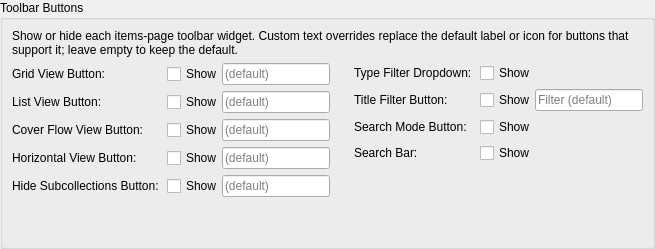
Qt form src/ui/dialogs/settings/toolbarpanel.ui (EtherAura/Kartend) before a commit.
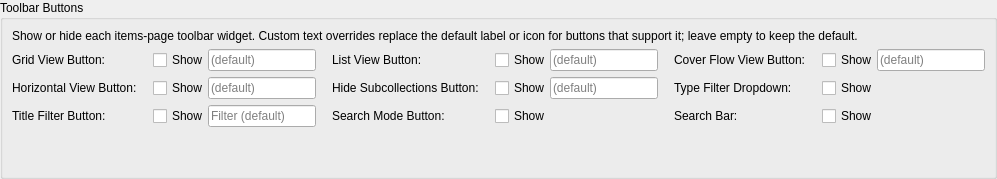
The same form after that commit.

Commit message: feat(settings): pack section fields into even multi-column grids

```diff
--- a/src/ui/dialogs/settings/toolbarpanel.ui
+++ b/src/ui/dialogs/settings/toolbarpanel.ui
@@ -18,22 +18,10 @@
        </widget>
       </item>
       <item>
-       <layout class="QHBoxLayout" name="toolbarRowLayout">
-        <property name="spacing"><number>24</number></property>
-        <item>
-         <widget class="QWidget" name="toolbarColLeft" native="true">
-          <property name="sizePolicy">
-           <sizepolicy hsizetype="Expanding" vsizetype="Preferred"><horstretch>0</horstretch><verstretch>0</verstretch></sizepolicy>
-          </property>
-          <layout class="QFormLayout" name="toolbarFormLeft">
-           <property name="formAlignment"><set>Qt::AlignmentFlag::AlignLeft|Qt::AlignmentFlag::AlignTop</set></property>
-           <property name="horizontalSpacing"><number>8</number></property>
+       <!-- Nine button toggles in a three-by-three grid (three-column section). -->
+       <layout class="QGridLayout" name="toolbarFormLayout">
+        <property name="horizontalSpacing"><number>16</number></property>
            <property name="verticalSpacing"><number>6</number></property>
-           <property name="leftMargin"><number>0</number></property>
-           <property name="topMargin"><number>0</number></property>
-           <property name="rightMargin"><number>0</number></property>
-           <property name="bottomMargin"><number>0</number></property>
-           <property name="fieldGrowthPolicy"><enum>QFormLayout::FieldGrowthPolicy::FieldsStayAtSizeHint</enum></property>
            <item row="0" column="0">
             <widget class="QLabel" name="toolbarGridViewLabel"><property name="text"><string>Grid View Button:</string></property></widget>
            </item>
@@ -43,88 +31,68 @@
              <item><widget class="QLineEdit" name="toolbarGridViewTextEdit"><property name="placeholderText"><string>(default)</string></property><property name="toolTip"><string>Custom label or icon character; leave blank to keep the default.</string></property></widget></item>
             </layout>
            </item>
-           <item row="1" column="0">
+        <item row="0" column="2">
             <widget class="QLabel" name="toolbarListViewLabel"><property name="text"><string>List View Button:</string></property></widget>
            </item>
-           <item row="1" column="1">
+        <item row="0" column="3">
             <layout class="QHBoxLayout" name="toolbarListViewLayout">
              <item><widget class="QCheckBox" name="toolbarListViewVisibleCheckBox"><property name="text"><string>Show</string></property></widget></item>
              <item><widget class="QLineEdit" name="toolbarListViewTextEdit"><property name="placeholderText"><string>(default)</string></property><property name="toolTip"><string>Custom label or icon character; leave blank to keep the default.</string></property></widget></item>
             </layout>
            </item>
-           <item row="2" column="0">
+        <item row="0" column="4">
             <widget class="QLabel" name="toolbarCoverFlowViewLabel"><property name="text"><string>Cover Flow View Button:</string></property></widget>
            </item>
-           <item row="2" column="1">
+        <item row="0" column="5">
             <layout class="QHBoxLayout" name="toolbarCoverFlowViewLayout">
              <item><widget class="QCheckBox" name="toolbarCoverFlowViewVisibleCheckBox"><property name="text"><string>Show</string></property></widget></item>
              <item><widget class="QLineEdit" name="toolbarCoverFlowViewTextEdit"><property name="placeholderText"><string>(default)</string></property><property name="toolTip"><string>Custom label or icon character; leave blank to keep the default.</string></property></widget></item>
             </layout>
            </item>
-           <item row="3" column="0">
+        <item row="1" column="0">
             <widget class="QLabel" name="toolbarHorizontalViewLabel"><property name="text"><string>Horizontal View Button:</string></property></widget>
            </item>
-           <item row="3" column="1">
+        <item row="1" column="1">
             <layout class="QHBoxLayout" name="toolbarHorizontalViewLayout">
              <item><widget class="QCheckBox" name="toolbarHorizontalViewVisibleCheckBox"><property name="text"><string>Show</string></property></widget></item>
              <item><widget class="QLineEdit" name="toolbarHorizontalViewTextEdit"><property name="placeholderText"><string>(default)</string></property><property name="toolTip"><string>Custom label or icon character; leave blank to keep the default.</string></property></widget></item>
             </layout>
            </item>
-           <item row="4" column="0">
+        <item row="1" column="2">
             <widget class="QLabel" name="toolbarHideSubcollectionsLabel"><property name="text"><string>Hide Subcollections Button:</string></property></widget>
            </item>
-           <item row="4" column="1">
+        <item row="1" column="3">
             <layout class="QHBoxLayout" name="toolbarHideSubcollectionsLayout">
              <item><widget class="QCheckBox" name="toolbarHideSubcollectionsVisibleCheckBox"><property name="text"><string>Show</string></property></widget></item>
              <item><widget class="QLineEdit" name="toolbarHideSubcollectionsTextEdit"><property name="placeholderText"><string>(default)</string></property><property name="toolTip"><string>Custom label or icon character; leave blank to keep the default.</string></property></widget></item>
             </layout>
            </item>
-          </layout>
-         </widget>
-        </item>
-        <item>
-         <widget class="QWidget" name="toolbarColRight" native="true">
-          <property name="sizePolicy">
-           <sizepolicy hsizetype="Expanding" vsizetype="Preferred"><horstretch>0</horstretch><verstretch>0</verstretch></sizepolicy>
-          </property>
-          <layout class="QFormLayout" name="toolbarFormRight">
-           <property name="formAlignment"><set>Qt::AlignmentFlag::AlignLeft|Qt::AlignmentFlag::AlignTop</set></property>
-           <property name="horizontalSpacing"><number>8</number></property>
-           <property name="verticalSpacing"><number>6</number></property>
-           <property name="leftMargin"><number>0</number></property>
-           <property name="topMargin"><number>0</number></property>
-           <property name="rightMargin"><number>0</number></property>
-           <property name="bottomMargin"><number>0</number></property>
-           <property name="fieldGrowthPolicy"><enum>QFormLayout::FieldGrowthPolicy::FieldsStayAtSizeHint</enum></property>
-           <item row="0" column="0">
+        <item row="1" column="4">
             <widget class="QLabel" name="toolbarTypeFilterLabel"><property name="text"><string>Type Filter Dropdown:</string></property></widget>
            </item>
-           <item row="0" column="1">
+        <item row="1" column="5">
             <widget class="QCheckBox" name="toolbarTypeFilterVisibleCheckBox"><property name="text"><string>Show</string></property></widget>
            </item>
-           <item row="1" column="0">
+        <item row="2" column="0">
             <widget class="QLabel" name="toolbarTitleFilterLabel"><property name="text"><string>Title Filter Button:</string></property></widget>
            </item>
-           <item row="1" column="1">
+        <item row="2" column="1">
             <layout class="QHBoxLayout" name="toolbarTitleFilterLayout">
              <item><widget class="QCheckBox" name="toolbarTitleFilterVisibleCheckBox"><property name="text"><string>Show</string></property></widget></item>
              <item><widget class="QLineEdit" name="toolbarTitleFilterTextEdit"><property name="placeholderText"><string>Filter (default)</string></property><property name="toolTip"><string>Custom label for the title-filter button; leave blank to keep the default.</string></property></widget></item>
             </layout>
            </item>
-           <item row="2" column="0">
+        <item row="2" column="2">
             <widget class="QLabel" name="toolbarSearchModeLabel"><property name="text"><string>Search Mode Button:</string></property></widget>
            </item>
-           <item row="2" column="1">
+        <item row="2" column="3">
             <widget class="QCheckBox" name="toolbarSearchModeVisibleCheckBox"><property name="text"><string>Show</string></property></widget>
            </item>
-           <item row="3" column="0">
+        <item row="2" column="4">
             <widget class="QLabel" name="toolbarSearchBarLabel"><property name="text"><string>Search Bar:</string></property></widget>
            </item>
-           <item row="3" column="1">
+        <item row="2" column="5">
             <widget class="QCheckBox" name="toolbarSearchBarVisibleCheckBox"><property name="text"><string>Show</string></property></widget>
-           </item>
-          </layout>
-         </widget>
         </item>
        </layout>
       </item>
```
Lines whose indentation alone changed are shown as unchanged. The commit also changes 19 other files.
